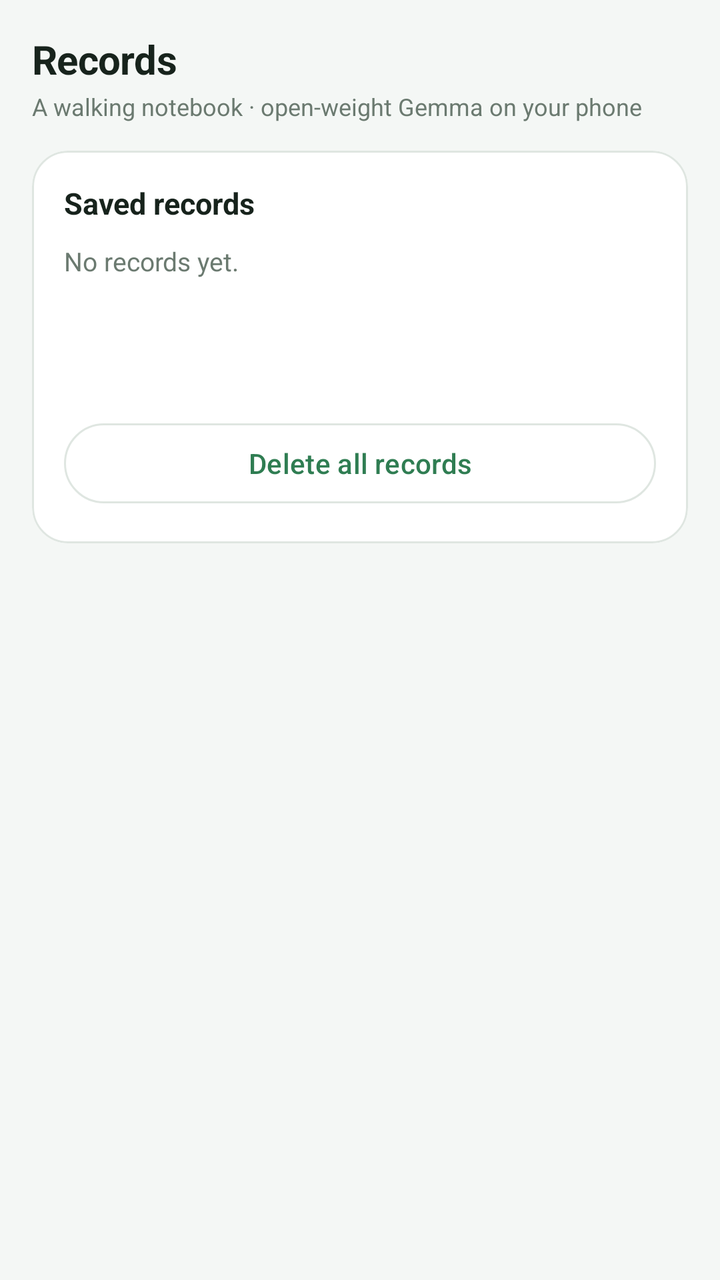
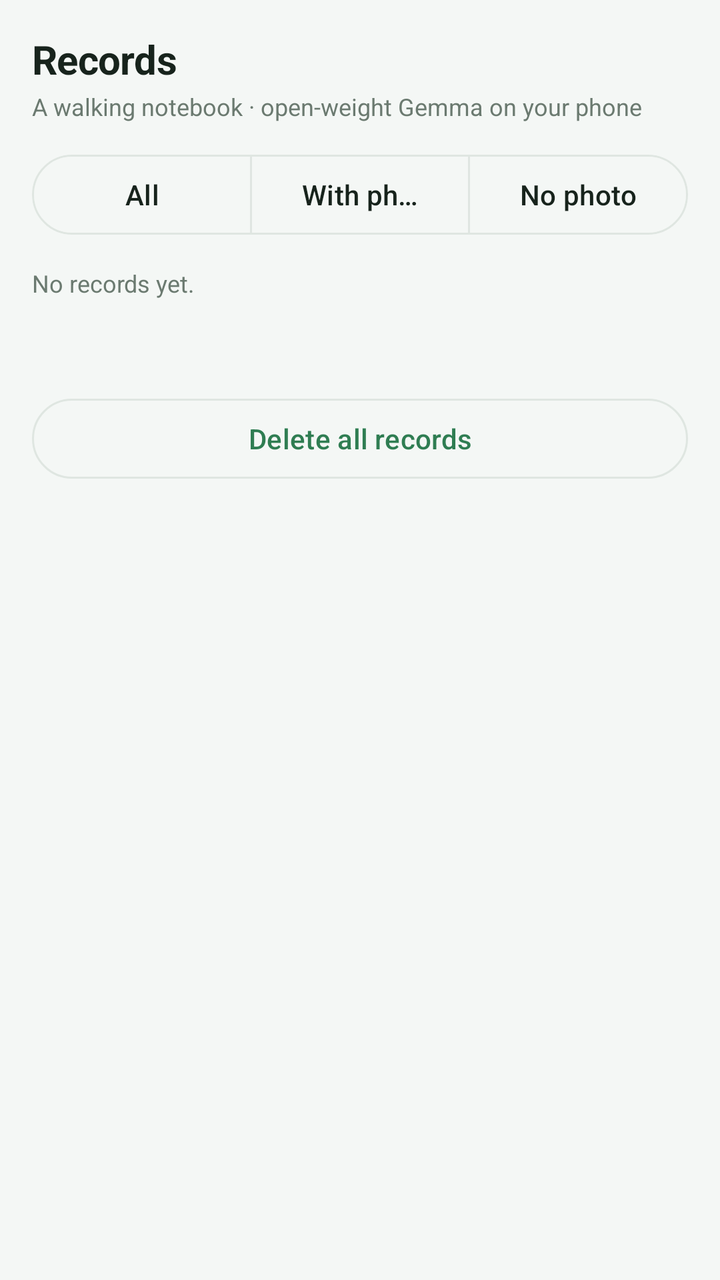

Two renders of the same Android screen: before a commit and after it. Below are the layout's source before the change and the commit's diff.
<!-- AndroidManifest.xml: application theme Theme.CivicWalk -->
<!-- res/layout/tab_records.xml -->
<?xml version="1.0" encoding="utf-8"?>
<LinearLayout xmlns:android="http://schemas.android.com/apk/res/android"
    android:layout_width="match_parent"
    android:layout_height="wrap_content"
    android:orientation="vertical"
    android:padding="16dp">

    <TextView
        style="@style/PageTitle"
        android:layout_width="wrap_content"
        android:layout_height="wrap_content"
        android:text="@string/tab_records" />

    <TextView
        style="@style/Hint"
        android:layout_width="match_parent"
        android:layout_height="wrap_content"
        android:layout_marginTop="2dp"
        android:layout_marginBottom="14dp"
        android:text="@string/header_sub" />

    <com.google.android.material.card.MaterialCardView
        style="@style/Card"
        android:layout_width="match_parent"
        android:layout_height="wrap_content">

        <LinearLayout
            android:layout_width="match_parent"
            android:layout_height="wrap_content"
            android:orientation="vertical">

            <TextView
                style="@style/SectionTitle"
                android:layout_width="wrap_content"
                android:layout_height="wrap_content"
                android:text="@string/c_records" />

            <TextView
                android:id="@+id/tvRecords"
                style="@style/Body"
                android:layout_width="match_parent"
                android:layout_height="wrap_content"
                android:lineSpacingMultiplier="1.35"
                android:minHeight="72dp"
                android:text="@string/empty"
                android:textColor="@color/muted" />

            <com.google.android.material.button.MaterialButton
                android:id="@+id/btnClearRecords"
                style="@style/Widget.Material3.Button.OutlinedButton"
                android:layout_width="match_parent"
                android:layout_height="wrap_content"
                android:layout_marginTop="14dp"
                android:text="@string/btn_clear_records" />
        </LinearLayout>
    </com.google.android.material.card.MaterialCardView>
</LinearLayout>
<!-- resources referenced by this layout -->
<resources>
  <color name="muted">#6B7A70</color>
  <string name="btn_clear_records">Delete all records</string>
  <string name="c_records">Saved records</string>
  <string name="empty">No records yet.</string>
  <string name="header_sub">A walking notebook · open-weight Gemma on your phone</string>
  <string name="tab_records">Records</string>
  <style name="Body">
          <item name="android:textSize">13sp</item>
          <item name="android:textColor">@color/ink</item>
          <item name="android:lineSpacingMultiplier">1.15</item>
      </style>
  <style name="Card">
          <item name="cardCornerRadius">18dp</item>
          <item name="cardElevation">0dp</item>
          <item name="strokeColor">@color/line</item>
          <item name="strokeWidth">1dp</item>
          <item name="cardBackgroundColor">@color/card</item>
          <item name="contentPadding">16dp</item>
      </style>
  <style name="Hint">
          <item name="android:textSize">12sp</item>
          <item name="android:textColor">@color/muted</item>
      </style>
  <style name="PageTitle">
          <item name="android:textSize">20sp</item>
          <item name="android:textStyle">bold</item>
          <item name="android:textColor">@color/ink</item>
          <item name="android:letterSpacing">-0.01</item>
      </style>
  <style name="SectionTitle">
          <item name="android:textSize">15sp</item>
          <item name="android:textStyle">bold</item>
          <item name="android:textColor">@color/ink</item>
          <item name="android:layout_marginBottom">10dp</item>
      </style>
  <style name="Theme.CivicWalk" parent="Theme.Material3.Light.NoActionBar">
          <item name="colorPrimary">@color/accent</item>
          <item name="colorOnPrimary">@color/white</item>
          <item name="colorPrimaryContainer">@color/accent_soft</item>
          <item name="colorOnPrimaryContainer">@color/ink</item>
          <item name="colorSecondary">@color/amber</item>
          <item name="colorSecondaryContainer">@color/amber_soft</item>
          <item name="colorSurface">@color/card</item>
          <item name="colorOnSurface">@color/ink</item>
          <item name="colorOnSurfaceVariant">@color/muted</item>
          <item name="colorOutline">@color/line</item>
          <item name="android:colorBackground">@color/bg</item>
          <item name="android:textColorPrimary">@color/ink</item>
          <item name="android:textColorSecondary">@color/muted</item>
          <item name="android:statusBarColor">@color/bg</item>
          <item name="android:navigationBarColor">@color/bg</item>
          <item name="android:windowLightStatusBar">true</item>
          <item name="android:windowLightNavigationBar" tools:targetApi="o_mr1">true</item>
          
          <item name="android:forceDarkAllowed" tools:targetApi="q">false</item>
      </style>
  <color name="ink">#17231C</color>
  <color name="line">#DFE6E1</color>
  <color name="card">#FFFFFF</color>
  <color name="accent">#2F7D52</color>
  <color name="white">#FFFFFF</color>
  <color name="accent_soft">#DCEFE3</color>
  <color name="amber">#C9A227</color>
  <color name="amber_soft">#F7EFD6</color>
  <color name="bg">#F4F7F5</color>
</resources>

<!-- the commit's change to res/layout/tab_records.xml (unified diff, before → after) -->
@@ -1,5 +1,6 @@
 <?xml version="1.0" encoding="utf-8"?>
 <LinearLayout xmlns:android="http://schemas.android.com/apk/res/android"
+    xmlns:app="http://schemas.android.com/apk/res-auto"
     android:layout_width="match_parent"
     android:layout_height="wrap_content"
     android:orientation="vertical"
@@ -16,42 +17,61 @@
         android:layout_width="match_parent"
         android:layout_height="wrap_content"
         android:layout_marginTop="2dp"
-        android:layout_marginBottom="14dp"
+        android:layout_marginBottom="12dp"
         android:text="@string/header_sub" />
 
-    <com.google.android.material.card.MaterialCardView
-        style="@style/Card"
+    <com.google.android.material.button.MaterialButtonToggleGroup
+        android:id="@+id/filterRecords"
         android:layout_width="match_parent"
-        android:layout_height="wrap_content">
+        android:layout_height="wrap_content"
+        android:layout_marginBottom="12dp"
+        app:selectionRequired="true"
+        app:singleSelection="true">
 
-        <LinearLayout
-            android:layout_width="match_parent"
+        <com.google.android.material.button.MaterialButton
+            android:id="@+id/filterAll"
+            style="@style/Widget.Material3.Button.OutlinedButton"
+            android:layout_width="0dp"
             android:layout_height="wrap_content"
-            android:orientation="vertical">
+            android:layout_weight="1"
+            android:text="@string/filter_all" />
 
-            <TextView
-                style="@style/SectionTitle"
-                android:layout_width="wrap_content"
-                android:layout_height="wrap_content"
-                android:text="@string/c_records" />
+        <com.google.android.material.button.MaterialButton
+            android:id="@+id/filterPhoto"
+            style="@style/Widget.Material3.Button.OutlinedButton"
+            android:layout_width="0dp"
+            android:layout_height="wrap_content"
+            android:layout_weight="1"
+            android:text="@string/filter_photo" />
 
-            <TextView
-                android:id="@+id/tvRecords"
-                style="@style/Body"
-                android:layout_width="match_parent"
-                android:layout_height="wrap_content"
-                android:lineSpacingMultiplier="1.35"
-                android:minHeight="72dp"
-                android:text="@string/empty"
-                android:textColor="@color/muted" />
+        <com.google.android.material.button.MaterialButton
+            android:id="@+id/filterNoPhoto"
+            style="@style/Widget.Material3.Button.OutlinedButton"
+            android:layout_width="0dp"
+            android:layout_height="wrap_content"
+            android:layout_weight="1"
+            android:text="@string/filter_nophoto" />
+    </com.google.android.material.button.MaterialButtonToggleGroup>
 
-            <com.google.android.material.button.MaterialButton
-                android:id="@+id/btnClearRecords"
-                style="@style/Widget.Material3.Button.OutlinedButton"
-                android:layout_width="match_parent"
-                android:layout_height="wrap_content"
-                android:layout_marginTop="14dp"
-                android:text="@string/btn_clear_records" />
-        </LinearLayout>
-    </com.google.android.material.card.MaterialCardView>
+    <TextView
+        android:id="@+id/tvRecords"
+        style="@style/Hint"
+        android:layout_width="match_parent"
+        android:layout_height="wrap_content"
+        android:minHeight="48dp"
+        android:text="@string/empty" />
+
+    <LinearLayout
+        android:id="@+id/recordsList"
+        android:layout_width="match_parent"
+        android:layout_height="wrap_content"
+        android:orientation="vertical" />
+
+    <com.google.android.material.button.MaterialButton
+        android:id="@+id/btnClearRecords"
+        style="@style/Widget.Material3.Button.OutlinedButton"
+        android:layout_width="match_parent"
+        android:layout_height="wrap_content"
+        android:layout_marginTop="14dp"
+        android:text="@string/btn_clear_records" />
 </LinearLayout>
<!-- resource entries referenced after the edit -->
@@ -2,23 +2,12 @@
 <resources>
   <color name="muted">#6B7A70</color>
   <string name="btn_clear_records">Delete all records</string>
-  <string name="c_records">Saved records</string>
   <string name="empty">No records yet.</string>
+  <string name="filter_all">All</string>
+  <string name="filter_nophoto">No photo</string>
+  <string name="filter_photo">With photo</string>
   <string name="header_sub">A walking notebook · open-weight Gemma on your phone</string>
   <string name="tab_records">Records</string>
-  <style name="Body">
-          <item name="android:textSize">13sp</item>
-          <item name="android:textColor">@color/ink</item>
-          <item name="android:lineSpacingMultiplier">1.15</item>
-      </style>
-  <style name="Card">
-          <item name="cardCornerRadius">18dp</item>
-          <item name="cardElevation">0dp</item>
-          <item name="strokeColor">@color/line</item>
-          <item name="strokeWidth">1dp</item>
-          <item name="cardBackgroundColor">@color/card</item>
-          <item name="contentPadding">16dp</item>
-      </style>
   <style name="Hint">
           <item name="android:textSize">12sp</item>
           <item name="android:textColor">@color/muted</item>
@@ -28,12 +17,6 @@
           <item name="android:textStyle">bold</item>
           <item name="android:textColor">@color/ink</item>
           <item name="android:letterSpacing">-0.01</item>
-      </style>
-  <style name="SectionTitle">
-          <item name="android:textSize">15sp</item>
-          <item name="android:textStyle">bold</item>
-          <item name="android:textColor">@color/ink</item>
-          <item name="android:layout_marginBottom">10dp</item>
       </style>
   <style name="Theme.CivicWalk" parent="Theme.Material3.Light.NoActionBar">
           <item name="colorPrimary">@color/accent</item>
